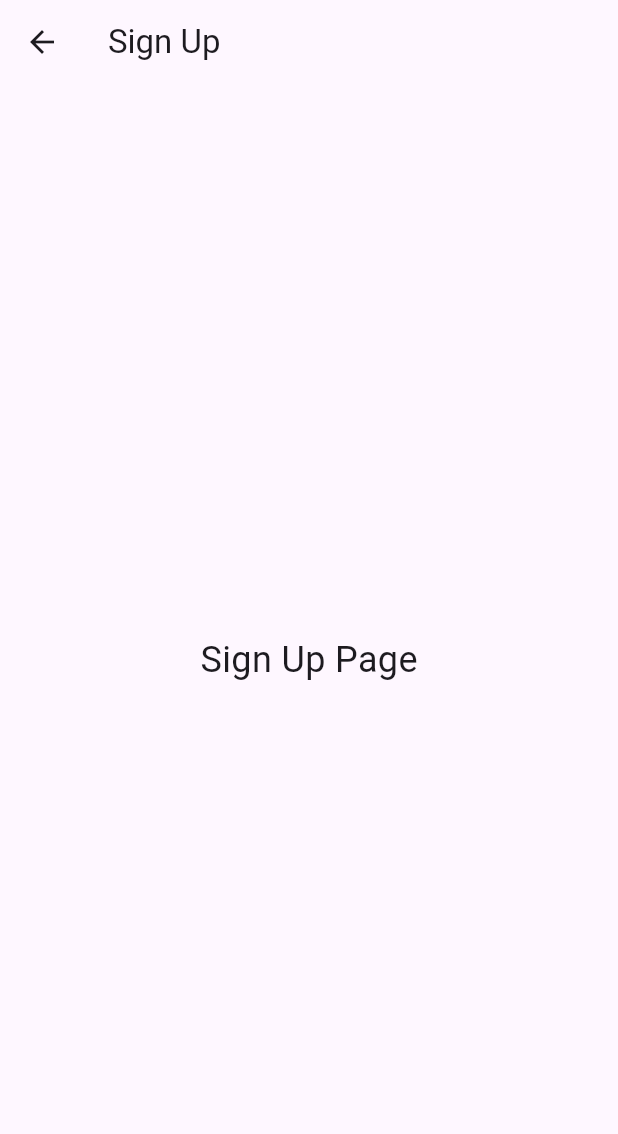
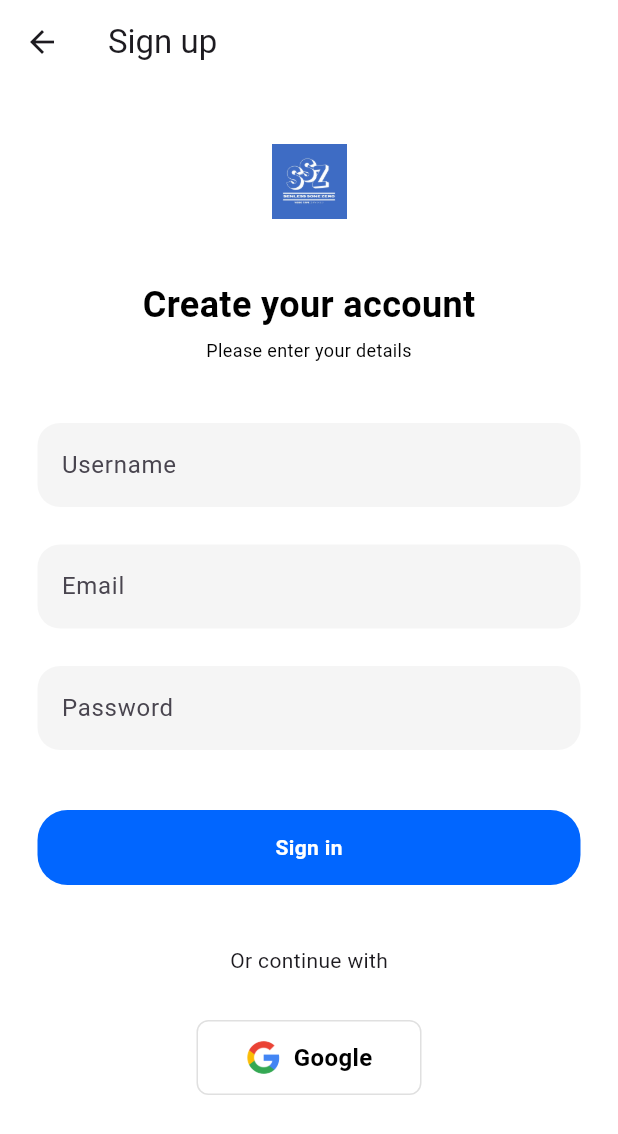
Before and after one commit to kimji-lab/flutter-videotapestore-project, a Flutter app: the screen it shows after launch, after a tap on "Sign up", on a phone screen of 412 x 824 dp. Shown: the top 1134 px of the screen. Run offline on Flutter 3.47's test engine with Material 3 defaults, Android fonts, the phone set to English and light mode, and no system bars.

Commit message:
third commit

```diff
--- a/lib/login_page.dart
+++ b/lib/login_page.dart
@@ -7,6 +7,10 @@ class LoginPage extends StatelessWidget {
   @override
   Widget build(BuildContext context) {
     return Scaffold(
+      appBar: AppBar(
+        title: Text("Sign in"),
+        backgroundColor: Colors.white,
+      ),
       backgroundColor: Colors.white,
       body: SafeArea(
         child: SingleChildScrollView(
@@ -24,12 +28,16 @@ class LoginPage extends StatelessWidget {
                 SizedBox(height: 40),
 
                 Text(
-                  "Sign in",
+                  "Welcome back",
                   style: TextStyle(
-                      fontSize: 30,
+                      fontSize: 24,
                       fontWeight: FontWeight.bold,
                       color: Colors.black),
                 ),
+                SizedBox(height: 5),
+
+                Text('Please enter your details',
+                    style: TextStyle(fontSize: 12, color: Colors.black)),
 
                 SizedBox(height: 40),
 
@@ -92,7 +100,7 @@ class LoginPage extends StatelessWidget {
                   ),
                 ),
 
-                SizedBox(height: 30),
+                SizedBox(height: 40),
 
                 Text("Or Continue With"),
 
--- a/lib/signup_page.dart
+++ b/lib/signup_page.dart
@@ -6,10 +6,143 @@ class SignUp extends StatelessWidget {
   @override
   Widget build(BuildContext context) {
     return Scaffold(
-      appBar: AppBar(title: Text('Sign Up')),
-      body: Center(
-        child: Text('Sign Up Page', style: TextStyle(fontSize: 24)),
-      ),
+      appBar: AppBar(title: Text('Sign up'), backgroundColor: Colors.white),
+      backgroundColor: Colors.white,
+      body: SafeArea(
+          child: SingleChildScrollView(
+        child: Center(
+          child: Column(
+            children: [
+              SizedBox(height: 40),
+              Center(
+                child: Image.asset('lib/images/logovts.png',
+                    height: 50, width: 50),
+              ),
+              SizedBox(height: 40),
+              Text(
+                "Create your account",
+                style: TextStyle(
+                    fontSize: 24,
+                    fontWeight: FontWeight.bold,
+                    color: Colors.black),
+              ),
+              SizedBox(height: 5),
+              Text(
+                "Please enter your details",
+                style: TextStyle(fontSize: 12, color: Colors.black),
+              ),
+              SizedBox(height: 40),
+              Padding(
+                padding: EdgeInsets.symmetric(horizontal: 25),
+                child: TextField(
+                  decoration: InputDecoration(
+                      labelText: "Username",
+                      filled: true,
+                      fillColor: Colors.grey[100],
+                      enabledBorder: OutlineInputBorder(
+                        borderSide: BorderSide.none,
+                        borderRadius: BorderRadius.circular(15),
+                      ),
+                      focusedBorder: OutlineInputBorder(
+                        borderSide: BorderSide.none,
+                        borderRadius: BorderRadius.circular(15),
+                      )),
+                ),
+              ),
+              SizedBox(height: 25),
+              Padding(
+                padding: EdgeInsets.symmetric(horizontal: 25),
+                child: TextField(
+                  decoration: InputDecoration(
+                      labelText: "Email",
+                      filled: true,
+                      fillColor: Colors.grey[100],
+                      enabledBorder: OutlineInputBorder(
+                        borderSide: BorderSide.none,
+                        borderRadius: BorderRadius.circular(15),
+                      ),
+                      focusedBorder: OutlineInputBorder(
+                        borderSide: BorderSide.none,
+                        borderRadius: BorderRadius.circular(15),
+                      )),
+                ),
+              ),
+              SizedBox(height: 25),
+              Padding(
+                padding: EdgeInsets.symmetric(horizontal: 25),
+                child: TextField(
+                  obscureText: true,
+                  decoration: InputDecoration(
+                    labelText: "Password",
+                    filled: true,
+                    fillColor: Colors.grey[100],
+                    enabledBorder: OutlineInputBorder(
+                        borderSide: BorderSide.none,
+                        borderRadius: BorderRadius.circular(15)),
+                    focusedBorder: OutlineInputBorder(
+                        borderSide: BorderSide.none,
+                        borderRadius: BorderRadius.circular(15)),
+                  ),
+                ),
+              ),
+              SizedBox(height: 40),
+              GestureDetector(
+                onTap: () {},
+                child: Container(
+                  padding: EdgeInsets.all(15),
+                  margin: EdgeInsets.symmetric(horizontal: 25),
+                  decoration: BoxDecoration(
+                      color: Color(0xFF0166FF),
+                      borderRadius: BorderRadius.circular(20)),
+                  child: Center(
+                    child: Text("Sign in",
+                        style: TextStyle(
+                            color: Colors.white, fontWeight: FontWeight.bold)),
+                  ),
+                ),
+              ),
+              SizedBox(height: 40),
+              Text("Or continue with"),
+              SizedBox(height: 30),
+              Row(
+                mainAxisAlignment: MainAxisAlignment.center,
+                children: [
+                  GestureDetector(
+                    onTap: () {},
+                    child: Container(
+                      width: 150,
+                      height: 50,
+                      decoration: BoxDecoration(
+                        border: Border.all(color: Colors.grey.shade300),
+                        borderRadius: BorderRadius.circular(8),
+                        color: Colors.white,
+                      ),
+                      child: Row(
+                        mainAxisAlignment: MainAxisAlignment.center,
+                        children: [
+                          Image.asset(
+                            "lib/images/g-logo.png",
+                            height: 24,
+                            width: 24,
+                          ),
+                          SizedBox(width: 8),
+                          Text(
+                            'Google',
+                            style: TextStyle(
+                                fontSize: 16,
+                                fontWeight: FontWeight.bold,
+                                color: Colors.black),
+                          )
+                        ],
+                      ),
+                    ),
+                  )
+                ],
+              ),
+            ],
+          ),
+        ),
+      )),
     );
   }
 }
```
